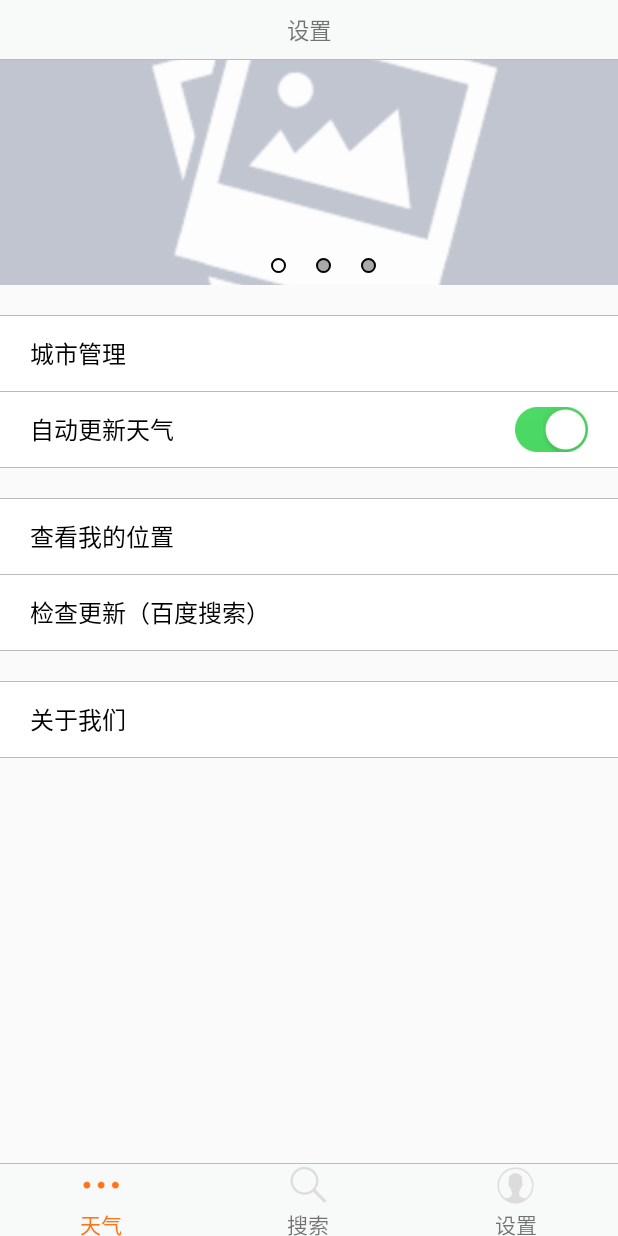
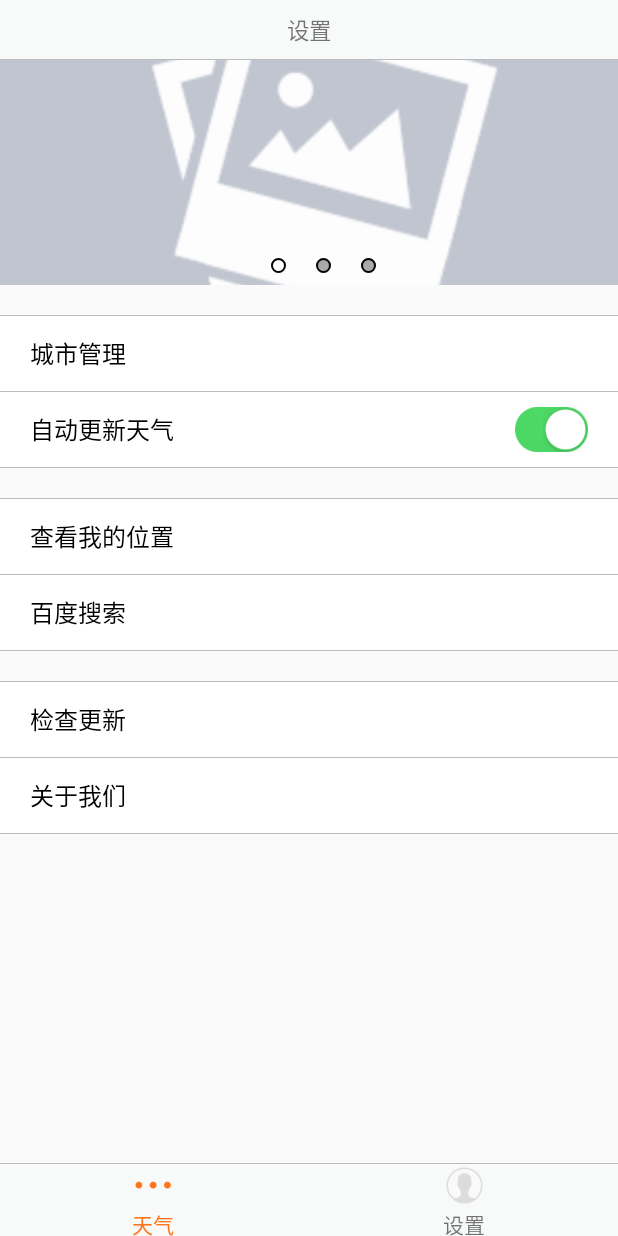
Before and after one commit to dreamlin/JiaApp, an Android app: the fragment SettingFragment placed in its activity, on a phone screen of 412 x 824 dp. Run offline under Robolectric (Android 15) with nearby library versions, the phone set to English and light mode, and no system bars; our stand-ins replace Volley; libraries missing offline, so code that uses them is left out: in.srain.cube, org.litepal, org.litepal.crud; 8 statements that could not run were skipped.

Commit message:
去除无用功能

```diff
--- a/app/build.gradle
+++ b/app/build.gradle
@@ -32,6 +32,5 @@ dependencies {
     compile 'com.mcxiaoke.volley:library:1.0.19'
     compile 'org.litepal.android:core:1.2.1'
     compile 'in.srain.cube:ultra-ptr:1.0.11'
-    compile 'com.jpardogo.materialtabstrip:library:1.1.0'
     compile 'com.baoyz.swipemenulistview:library:1.3.0'
 }
--- a/app/src/main/java/org/baiyu/jiaapp/MainActivity.java
+++ b/app/src/main/java/org/baiyu/jiaapp/MainActivity.java
@@ -14,25 +14,20 @@ import android.widget.LinearLayout;
 import android.widget.TextView;
 import android.widget.Toast;
 
-import org.baiyu.jiaapp.fragment.SearchFragment;
 import org.baiyu.jiaapp.fragment.SettingFragment;
 import org.baiyu.jiaapp.fragment.WeatherFragment;
 
 public class MainActivity extends FragmentActivity implements View.OnClickListener {
     private LinearLayout mTabWeather;
-    private LinearLayout mTabSearch;
     private LinearLayout mTabSettings;
 
     private ImageButton mImgWeather;
-    private ImageButton mImgSearch;
     private ImageButton mImgSettings;
 
     private TextView mTvWeather;
-    private TextView mTvSearch;
     private TextView mTvSettings;
 
     private Fragment mWeatherFragment;
-    private Fragment mSearchFragment;
     private Fragment mSettingsFragment;
 
     @Override
@@ -47,21 +42,17 @@ public class MainActivity extends FragmentActivity implements View.OnClickListen
 
     private void initEvent() {
         mTabWeather.setOnClickListener(this);
-        mTabSearch.setOnClickListener(this);
         mTabSettings.setOnClickListener(this);
     }
 
     private void initView() {
         mTabWeather = (LinearLayout) findViewById(R.id.id_tab_index);
-        mTabSearch = (LinearLayout) findViewById(R.id.id_tab_search);
         mTabSettings = (LinearLayout) findViewById(R.id.id_tab_settings);
 
         mImgWeather = (ImageButton) findViewById(R.id.id_tab_index_img);
-        mImgSearch = (ImageButton) findViewById(R.id.id_tab_search_img);
         mImgSettings = (ImageButton) findViewById(R.id.id_tab_settings_img);
 
         mTvWeather = (TextView) findViewById(R.id.tv_tab_index_text);
-        mTvSearch = (TextView) findViewById(R.id.tv_tab_search_text);
         mTvSettings = (TextView) findViewById(R.id.tv_tab_settings_text);
     }
 
@@ -84,16 +75,6 @@ public class MainActivity extends FragmentActivity implements View.OnClickListen
                 mTvWeather.setTextColor(Color.rgb(255, 116, 24));
                 break;
             case 1:
-                if (mSearchFragment == null) {
-                    mSearchFragment = new SearchFragment();
-                    transaction.add(R.id.id_content, mSearchFragment);
-                } else {
-                    transaction.show(mSearchFragment);
-                }
-                mImgSearch.setBackgroundResource(R.drawable.tab_index_search_pressed);
-                mTvSearch.setTextColor(Color.rgb(255, 116, 24));
-                break;
-            case 2:
                 if (mSettingsFragment == null) {
                     mSettingsFragment = new SettingFragment();
                     transaction.add(R.id.id_content, mSettingsFragment);
@@ -113,9 +94,6 @@ public class MainActivity extends FragmentActivity implements View.OnClickListen
         if (mWeatherFragment != null) {
             transaction.hide(mWeatherFragment);
         }
-        if (mSearchFragment != null) {
-            transaction.hide(mSearchFragment);
-        }
         if (mSettingsFragment != null) {
             transaction.hide(mSettingsFragment);
         }
@@ -128,11 +106,8 @@ public class MainActivity extends FragmentActivity implements View.OnClickListen
             case R.id.id_tab_index:
                 setSelect(0);
                 break;
-            case R.id.id_tab_search:
+            case R.id.id_tab_settings:
                 setSelect(1);
-                break;
-            case R.id.id_tab_settings:
-                setSelect(2);
                 break;
             default:
                 break;
@@ -144,10 +119,8 @@ public class MainActivity extends FragmentActivity implements View.OnClickListen
      */
     private void resetImgs() {
         mImgWeather.setBackgroundResource(R.drawable.tab_index_normal);
-        mImgSearch.setBackgroundResource(R.drawable.tab_index_search_normal);
         mImgSettings.setBackgroundResource(R.drawable.tab_settings_normal);
         mTvWeather.setTextColor(Color.rgb(220, 220, 220));
-        mTvSearch.setTextColor(Color.rgb(220, 220, 220));
         mTvSettings.setTextColor(Color.rgb(220, 220, 220));
     }
 
--- a/app/src/main/java/org/baiyu/jiaapp/fragment/SettingFragment.java
+++ b/app/src/main/java/org/baiyu/jiaapp/fragment/SettingFragment.java
@@ -31,7 +31,7 @@ import java.util.List;
  */
 public class SettingFragment extends Fragment implements View.OnClickListener {
 
-    private TextView tv_manage_city, tv_find_location, tv_check_version, tv_about;
+    private TextView tv_manage_city, tv_find_location, tv_baidu_search, tv_check_version, tv_about;
     private SwitchButton sbtn_update_weather_info;
 
     private CycleImageView cycleImageView;
@@ -62,6 +62,7 @@ public class SettingFragment extends Fragment implements View.OnClickListener {
     private void initEvent() {
         tv_manage_city.setOnClickListener(this);
         tv_find_location.setOnClickListener(this);
+        tv_baidu_search.setOnClickListener(this);
         tv_check_version.setOnClickListener(this);
         tv_about.setOnClickListener(this);
 
@@ -92,6 +93,7 @@ public class SettingFragment extends Fragment implements View.OnClickListener {
     private void initView(View view) {
         tv_manage_city = (TextView) view.findViewById(R.id.setting_tv_manage_city);
         tv_find_location = (TextView) view.findViewById(R.id.setting_tv_find_location);
+        tv_baidu_search = (TextView) view.findViewById(R.id.setting_tv_baidu_search);
         tv_check_version = (TextView) view.findViewById(R.id.setting_tv_check_version);
         tv_about = (TextView) view.findViewById(R.id.setting_tv_about);
         sbtn_update_weather_info = (SwitchButton) view.findViewById(R.id.setting_sbtn_update_weather_info);
@@ -111,7 +113,9 @@ public class SettingFragment extends Fragment implements View.OnClickListener {
                 getActivity().startActivity(locationIntent);
                 break;
             case R.id.setting_tv_check_version:
-                //Toast.makeText(getActivity(), "您当前版本为最新版", Toast.LENGTH_SHORT).show();
+                Toast.makeText(getActivity(), "您当前版本为最新版", Toast.LENGTH_SHORT).show();
+                break;
+            case R.id.setting_tv_baidu_search:
                 Intent baiduIntent = new Intent(getActivity(), BaiduActivity.class);
                 getActivity().startActivity(baiduIntent);
                 break;
--- a/app/src/main/res/layout/activity_main.xml
+++ b/app/src/main/res/layout/activity_main.xml
@@ -43,28 +43,6 @@
         </LinearLayout>
 
         <LinearLayout
-            android:id="@+id/id_tab_search"
-            android:layout_width="0dp"
-            android:layout_height="fill_parent"
-            android:layout_weight="1"
-            android:gravity="center"
-            android:orientation="vertical">
-
-            <ImageButton
-                android:id="@+id/id_tab_search_img"
-                android:layout_width="30dp"
-                android:layout_height="30dp"
-                android:clickable="false"
-                android:background="@drawable/tab_index_search_normal" />
-
-            <TextView
-                android:id="@+id/tv_tab_search_text"
-                android:layout_width="wrap_content"
-                android:layout_height="wrap_content"
-                android:text="搜索" />
-        </LinearLayout>
-
-        <LinearLayout
             android:id="@+id/id_tab_settings"
             android:layout_width="0dp"
             android:layout_height="fill_parent"
--- a/app/src/main/res/layout/search_city_frag.xml
+++ /dev/null
@@ -1,6 +0,0 @@
-<?xml version="1.0" encoding="utf-8"?>
-<LinearLayout xmlns:android="http://schemas.android.com/apk/res/android"
-    android:orientation="vertical" android:layout_width="match_parent"
-    android:layout_height="match_parent">
-
-</LinearLayout>
--- a/app/src/main/res/layout/search_img_frag.xml
+++ /dev/null
@@ -1,6 +0,0 @@
-<?xml version="1.0" encoding="utf-8"?>
-<LinearLayout xmlns:android="http://schemas.android.com/apk/res/android"
-    android:orientation="vertical" android:layout_width="match_parent"
-    android:layout_height="match_parent">
-
-</LinearLayout>
--- a/app/src/main/res/layout/setting_activity.xml
+++ b/app/src/main/res/layout/setting_activity.xml
@@ -100,6 +100,30 @@
         android:background="@color/line_bg" />
 
     <TextView
+        android:id="@+id/setting_tv_baidu_search"
+        android:layout_width="match_parent"
+        android:layout_height="50dp"
+        android:background="@drawable/item_selector"
+        android:clickable="true"
+        android:gravity="center_vertical"
+        android:paddingLeft="20dp"
+        android:paddingRight="20dp"
+        android:text="@string/setting_baidu_search"
+        android:textColor="@color/black"
+        android:textSize="16sp" />
+
+    <View
+        android:layout_width="match_parent"
+        android:layout_height="1px"
+        android:background="@color/line_bg" />
+
+    <View
+        android:layout_width="match_parent"
+        android:layout_height="1px"
+        android:layout_marginTop="20dp"
+        android:background="@color/line_bg" />
+
+    <TextView
         android:id="@+id/setting_tv_check_version"
         android:layout_width="match_parent"
         android:layout_height="50dp"
@@ -115,12 +139,6 @@
     <View
         android:layout_width="match_parent"
         android:layout_height="1px"
-        android:background="@color/line_bg" />
-
-    <View
-        android:layout_width="match_parent"
-        android:layout_height="1px"
-        android:layout_marginTop="20dp"
         android:background="@color/line_bg" />
 
     <TextView
--- a/app/src/main/res/values/strings.xml
+++ b/app/src/main/res/values/strings.xml
@@ -6,10 +6,11 @@
     <string name="wait_load">数据加载中</string>
     <string name="setting_activity_update_weather_info">自动更新天气</string>
     <string name="setting_activity_about">关于我们</string>
-    <string name="setting_check_version">检查更新（百度搜索）</string>
+    <string name="setting_check_version">检查更新</string>
     <string name="find_location">查看我的位置</string>
     <string name="search_top_title">搜索</string>
     <string name="manage_city">城市管理</string>
     <string name="add_city">添加城市</string>
     <string name="input_city_name">输入城市名称...</string>
+    <string name="setting_baidu_search">百度搜索</string>
 </resources>
```
Also changed, not shown: app/src/main/java/org/baiyu/jiaapp/fragment/SearchFragment.java (deleted, +0 -86 lines), app/src/main/java/org/baiyu/jiaapp/search/SearchCityFrag.java (deleted, +0 -19 lines), app/src/main/java/org/baiyu/jiaapp/search/SearchImgFrag.java (deleted, +0 -21 lines), app/src/main/res/layout/search_activity.xml (deleted, +0 -31 lines), app/src/main/res/drawable/tab_index_search_normal.png (deleted), app/src/main/res/drawable/tab_index_search_pressed.png (deleted), 1 other file.
